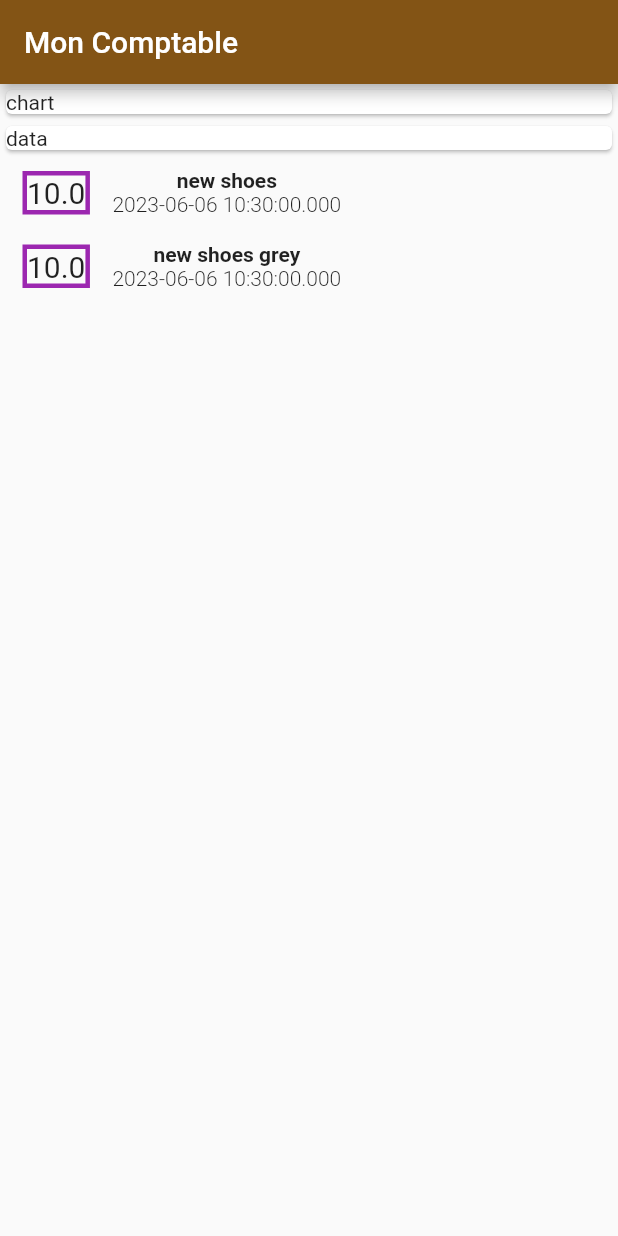
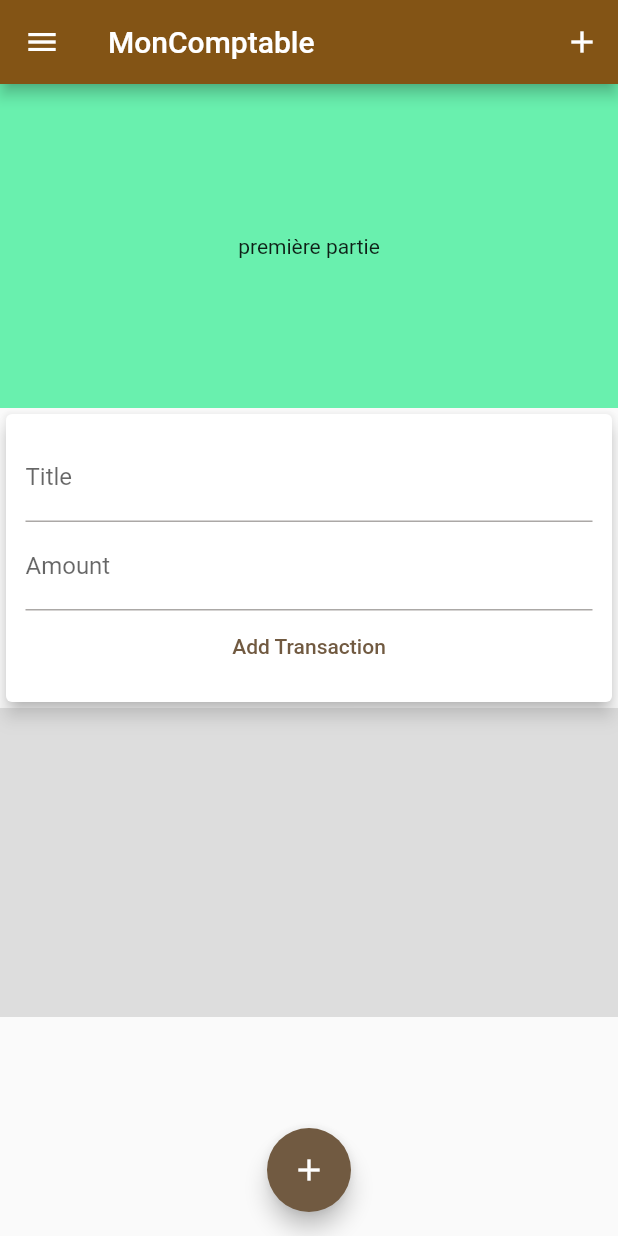
Before and after one commit to Manouz/MonComptableble, a Flutter app: the screen it shows after launch, on a phone screen of 412 x 824 dp. Run offline on Flutter 3.47's test engine with Material 2 defaults, Android fonts, the phone set to English and light mode, and no system bars.

Commit message:
commit de l'avancer du projet

```diff
--- a/lib/main.dart
+++ b/lib/main.dart
@@ -1,5 +1,6 @@
 import 'package:flutter/material.dart';
-import 'models/transaction.dart';
+
+import 'widgets/user_transaction.dart';
 
 void main() {
   runApp(const MyApp());
@@ -24,59 +25,54 @@ class MyApp extends StatelessWidget {
 
 class MyHomePage extends StatelessWidget {
   MyHomePage({super.key});
-  List<Transaction> transactions = [
-    Transaction(id: "t1", title: "new shoes", amount: 10, date: DateTime.now()),
-    Transaction(
-        id: "t2", title: "new shoes grey", amount: 10, date: DateTime.now())
-  ];
+  void startedAddNewTransaction(BuildContext ctx) {
+    showBottomSheet(
+        context: ctx,
+        builder: (_) {
+          return Container();
+        });
+  }
+
   @override
   Widget build(BuildContext context) {
     return Scaffold(
       appBar: AppBar(
-        title: Text("Mon Comptable"),
+        title: Text("MonComptable"),
+        actions: [
+          IconButton(
+            icon: Icon(Icons.add),
+            onPressed: () {},
+          )
+        ],
       ),
-      body: Column(
+      body: SingleChildScrollView(
+        child: Column(
           crossAxisAlignment: CrossAxisAlignment.stretch,
           children: [
-          Card(
-            child:
-                Container(/* width: double.infinity, */ child: Text("chart")),
-          ),
-          Card(
-            child: Container(/* width: double.infinity, */ child: Text("data")),
-          ),
-          Column(
-              crossAxisAlignment: CrossAxisAlignment.stretch,
-              children: transactions.map((tx) {
-                return Row(
-                  children: [
             Container(
-                      margin:
-                          EdgeInsets.symmetric(vertical: 10, horizontal: 15),
-                      child: Text(
-                        tx.amount.toString(),
-                        style: TextStyle(fontSize: 20),
-                      ),
-                      decoration: BoxDecoration(
-                        border: Border.all(width: 3, color: Colors.purple),
+              color: Colors.greenAccent,
+              child: Padding(
+                padding: const EdgeInsets.all(100.0),
+                child: Center(child: Text("première partie")),
               ),
             ),
-                    Column(
-                      children: [
-                        Text(
-                          tx.title,
-                          style: TextStyle(fontWeight: FontWeight.bold),
+            Container(
+              child: Column(
+                children: [UserTransactions()],
               ),
-                        Text(
-                          tx.date.toString(),
-                          style: TextStyle(fontWeight: FontWeight.w300),
             )
           ],
-                    )
-                  ],
-                );
-              }).toList())
-        ],
+        ),
+      ),
+      floatingActionButton: FloatingActionButton(
+        onPressed: () {
+          startedAddNewTransaction;
+        },
+        child: Icon(Icons.add),
+      ),
+      floatingActionButtonLocation: FloatingActionButtonLocation.centerFloat,
+      drawer: DrawerButton(
+        onPressed: () {},
       ),
     );
   }
--- /dev/null
+++ b/lib/widgets/new_transaction.dart
@@ -0,0 +1,48 @@
+import 'package:flutter/material.dart';
+
+class NewTransaction extends StatelessWidget {
+  final Function newTransaction;
+  NewTransaction(this.newTransaction);
+  final titleCtrl = TextEditingController();
+  final amountCtrl = TextEditingController();
+  void submitData() {
+    final enteredTitle = titleCtrl.text;
+    final enteredAmount = double.parse(amountCtrl.text);
+    if (enteredTitle.isEmpty || enteredAmount <= 0) {
+      return;
+    }
+    newTransaction(titleCtrl.text, double.parse(amountCtrl.text));
+  }
+
+  @override
+  Widget build(BuildContext context) {
+    return Card(
+      child: Container(
+        padding: EdgeInsets.all(13),
+        child: Column(
+          children: [
+            TextField(
+              controller: titleCtrl,
+              decoration: InputDecoration(labelText: "Title"),
+              onSubmitted: (_) => submitData(),
+            ),
+            TextField(
+              controller: amountCtrl,
+              decoration: InputDecoration(labelText: "Amount"),
+              keyboardType: TextInputType.number,
+              onSubmitted: (_) => submitData(),
+            ),
+            TextButton(
+              onPressed: submitData,
+              child: Text(
+                "Add Transaction",
+                style: TextStyle(color: Theme.of(context).indicatorColor),
+              ),
+            )
+          ],
+        ),
+      ),
+      elevation: 5,
+    );
+  }
+}
--- /dev/null
+++ b/lib/widgets/transaction_list.dart
@@ -0,0 +1,56 @@
+import 'package:flutter/material.dart';
+import 'package:intl/intl.dart';
+import '../models/transaction.dart';
+
+class TransactionList extends StatelessWidget {
+  final List<Transaction> transactions;
+  TransactionList(this.transactions);
+
+  @override
+  Widget build(BuildContext context) {
+    return Container(
+        color: const Color.fromARGB(80, 158, 158, 158),
+        height: MediaQuery.of(context).size.height / 4,
+        child: ListView.builder(
+          itemCount: transactions.length,
+          itemBuilder: (ctx, index) {
+            return Card(
+              color: Theme.of(context).indicatorColor,
+              child: Row(
+                children: [
+                  Container(
+                    margin: EdgeInsets.symmetric(vertical: 10, horizontal: 15),
+                    child: Padding(
+                      padding: const EdgeInsets.all(8.0),
+                      child: Text(
+                        '\$${transactions[index].amount.toStringAsFixed(2)}',
+                        style: TextStyle(fontSize: 20),
+                      ),
+                    ),
+                    decoration: BoxDecoration(
+                      border: Border.all(
+                          width: 3, color: Color.fromRGBO(240, 255, 240, 1)),
+                    ),
+                  ),
+                  Column(
+                    crossAxisAlignment: CrossAxisAlignment.start,
+                    children: [
+                      Text(
+                        transactions[index].title,
+                        style: TextStyle(
+                            fontWeight: FontWeight.bold, color: Colors.white),
+                      ),
+                      Text(
+                        DateFormat.yMMMd().format(transactions[index].date),
+                        style: TextStyle(
+                            fontWeight: FontWeight.w300, color: Colors.white),
+                      )
+                    ],
+                  )
+                ],
+              ),
+            );
+          },
+        ));
+  }
+}
--- /dev/null
+++ b/lib/widgets/user_transaction.dart
@@ -0,0 +1,41 @@
+import 'package:flutter/material.dart';
+import 'package:moncomptable/models/transaction.dart';
+import './new_transaction.dart';
+import './transaction_list.dart';
+
+class UserTransactions extends StatefulWidget {
+  const UserTransactions({super.key});
+
+  @override
+  State<UserTransactions> createState() => _UserTransactionsState();
+}
+
+class _UserTransactionsState extends State<UserTransactions> {
+  final List<Transaction> _userTransactions = [
+    /*  Transaction(id: "t1", title: "new shoes", amount: 10, date: DateTime.now()),
+    Transaction(
+        id: "t2", title: "new shoes grey", amount: 10, date: DateTime.now()), */
+  ];
+  //manage a list of transaction
+  void _newTransactions(String nTTitle, double nTAmount) {
+    final newTrans = Transaction(
+        id: DateTime.now().toString(),
+        title: nTTitle,
+        amount: nTAmount,
+        date: DateTime.now());
+    setState(() {
+      _userTransactions.add(newTrans);
+    });
+  }
+
+  @override
+  Widget build(BuildContext context) {
+    return Column(
+      //crossAxisAlignment: CrossAxisAlignment.stretch,
+      children: [
+        NewTransaction(_newTransactions),
+        TransactionList(_userTransactions),
+      ],
+    );
+  }
+}
--- a/pubspec.yaml
+++ b/pubspec.yaml
@@ -35,6 +35,7 @@ dependencies:
   # The following adds the Cupertino Icons font to your application.
   # Use with the CupertinoIcons class for iOS style icons.
   cupertino_icons: ^1.0.2
+  intl: ^0.18.1
 
 dev_dependencies:
   flutter_test:
```
Also changed, not shown: pubspec.lock. Lines whose indentation alone changed are shown as unchanged.
